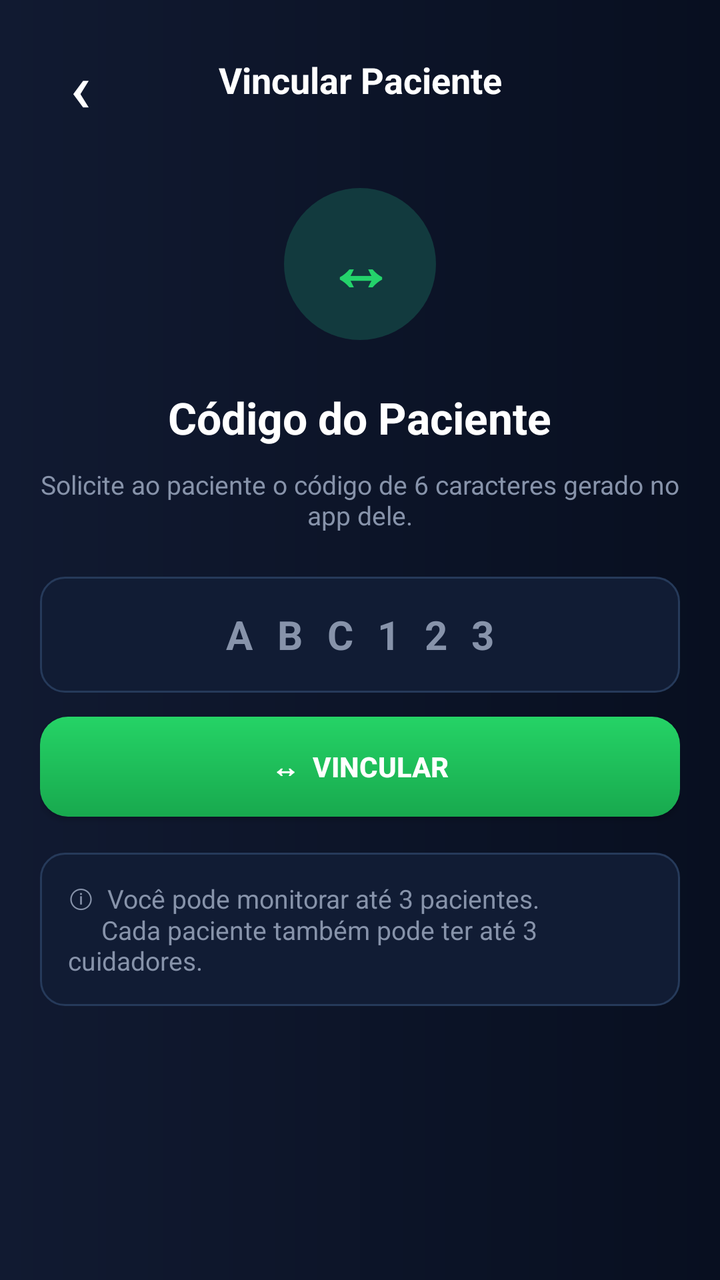
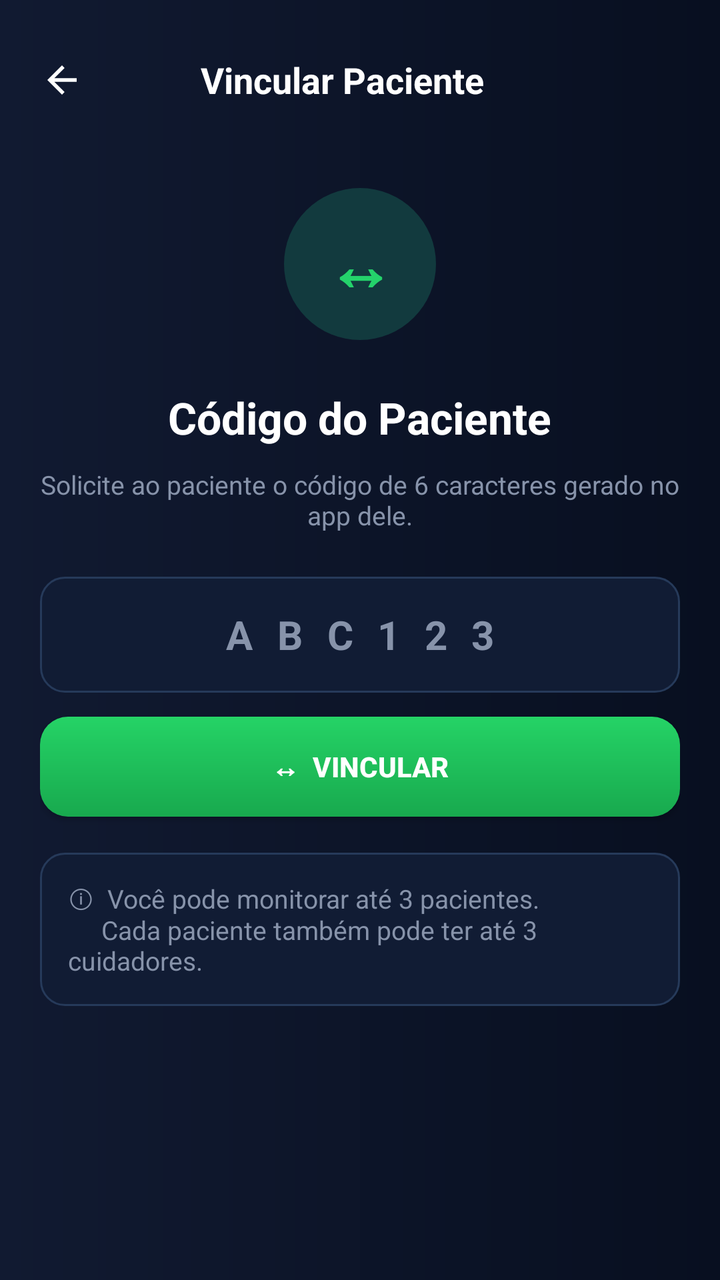

Compare the two renders of this Android layout. The source of the first and the diff that turns it into the second are given below.
<!-- AndroidManifest.xml: activity theme Theme.AppCompat.DayNight.NoActionBar -->
<!-- res/layout/activity_vincular_paciente.xml -->
<?xml version="1.0" encoding="utf-8"?>
<FrameLayout xmlns:android="http://schemas.android.com/apk/res/android"
    android:id="@+id/fl_vincular_root"
    android:layout_width="match_parent"
    android:layout_height="match_parent"
    android:background="@drawable/bg_caregiver_screen">

    <LinearLayout
        android:id="@+id/ll_vincular_content"
        android:layout_width="match_parent"
        android:layout_height="match_parent"
        android:orientation="vertical"
        android:padding="20dp">

        <LinearLayout
            android:layout_width="match_parent"
            android:layout_height="wrap_content"
            android:gravity="center_vertical"
            android:orientation="horizontal">

            <Button
                android:id="@+id/btn_voltar_vincular"
                android:layout_width="40dp"
                android:layout_height="40dp"
                android:background="@android:color/transparent"
                android:minWidth="0dp"
                android:minHeight="0dp"
                android:padding="0dp"
                android:text="‹"
                android:textColor="@color/caregiver_text_primary"
                android:textSize="34sp" />

            <TextView
                android:layout_width="0dp"
                android:layout_height="wrap_content"
                android:layout_weight="1"
                android:gravity="center"
                android:text="Vincular Paciente"
                android:textColor="@color/caregiver_text_primary"
                android:textSize="18sp"
                android:textStyle="bold" />

            <Space
                android:layout_width="40dp"
                android:layout_height="40dp" />
        </LinearLayout>

        <TextView
            android:layout_width="76dp"
            android:layout_height="76dp"
            android:layout_gravity="center_horizontal"
            android:layout_marginTop="34dp"
            android:background="@drawable/bg_main_caregiver_icon"
            android:gravity="center"
            android:text="↔"
            android:textColor="@color/main_caregiver_icon"
            android:textSize="34sp"
            android:textStyle="bold" />

        <TextView
            android:layout_width="wrap_content"
            android:layout_height="wrap_content"
            android:layout_gravity="center_horizontal"
            android:layout_marginTop="24dp"
            android:text="Código do Paciente"
            android:textColor="@color/caregiver_text_primary"
            android:textSize="22sp"
            android:textStyle="bold" />

        <TextView
            android:layout_width="match_parent"
            android:layout_height="wrap_content"
            android:layout_marginTop="10dp"
            android:gravity="center"
            android:text="Solicite ao paciente o código de 6 caracteres gerado no app dele."
            android:textColor="@color/caregiver_text_secondary"
            android:textSize="13sp" />

        <EditText
            android:id="@+id/et_codigo_vincular"
            android:layout_width="match_parent"
            android:layout_height="58dp"
            android:layout_marginTop="22dp"
            android:background="@drawable/bg_caregiver_pill"
            android:gravity="center"
            android:hint="A B C 1 2 3"
            android:inputType="textCapCharacters"
            android:maxLength="6"
            android:padding="12dp"
            android:textColor="@color/caregiver_text_primary"
            android:textColorHint="@color/caregiver_text_secondary"
            android:textSize="20sp"
            android:textStyle="bold"
            android:letterSpacing="0.18" />

        <TextView
            android:id="@+id/tv_erro_codigo"
            android:layout_width="match_parent"
            android:layout_height="wrap_content"
            android:layout_marginTop="10dp"
            android:background="#44202D"
            android:padding="12dp"
            android:text="●  Código inválido. Verifique e tente novamente."
            android:textColor="#FF7188"
            android:textSize="13sp"
            android:visibility="gone" />

        <Button
            android:id="@+id/btn_vincular_codigo"
            android:layout_width="match_parent"
            android:layout_height="50dp"
            android:layout_marginTop="12dp"
            android:background="@drawable/bg_caregiver_button_primary"
            android:text="↔  VINCULAR"
            android:textColor="@color/caregiver_text_primary"
            android:textSize="14sp"
            android:textStyle="bold" />

        <TextView
            android:layout_width="match_parent"
            android:layout_height="wrap_content"
            android:layout_marginTop="18dp"
            android:background="@drawable/bg_caregiver_pill"
            android:padding="14dp"
            android:text="ⓘ  Você pode monitorar até 3 pacientes.\n     Cada paciente também pode ter até 3 cuidadores."
            android:textColor="@color/caregiver_text_secondary"
            android:textSize="13sp" />
    </LinearLayout>
</FrameLayout>
<!-- resources referenced by this layout -->
<resources>
  <color name="caregiver_text_primary">#FFFFFF</color>
  <color name="caregiver_text_secondary">#8793AA</color>
  <color name="main_caregiver_icon">#24D36B</color>
  <!-- drawable bg_caregiver_button_primary (drawable) -->
  <?xml version="1.0" encoding="utf-8"?>
  <shape xmlns:android="http://schemas.android.com/apk/res/android" android:shape="rectangle">
      <gradient
          android:angle="270"
          android:endColor="#18A94E"
          android:startColor="#25D366" />
      <corners android:radius="14dp" />
  </shape>
  <!-- drawable bg_caregiver_pill (drawable) -->
  <?xml version="1.0" encoding="utf-8"?>
  <shape xmlns:android="http://schemas.android.com/apk/res/android" android:shape="rectangle">
      <solid android:color="#111C34" />
      <corners android:radius="12dp" />
      <stroke android:width="1dp" android:color="#263A5A" />
  </shape>
  <!-- drawable bg_caregiver_screen (drawable) -->
  <?xml version="1.0" encoding="utf-8"?>
  <shape xmlns:android="http://schemas.android.com/apk/res/android" android:shape="rectangle">
      <gradient
          android:angle="180"
          android:endColor="#111A31"
          android:startColor="#080F20"
          android:type="linear" />
  </shape>
  <!-- drawable bg_main_caregiver_icon (drawable) -->
  <?xml version="1.0" encoding="utf-8"?>
  <shape xmlns:android="http://schemas.android.com/apk/res/android"
      android:shape="oval">
      <solid android:color="@color/main_caregiver_icon_bg" />
  </shape>
  <color name="main_caregiver_icon_bg">#123A3E</color>
</resources>

<!-- the commit's change to res/layout/activity_vincular_paciente.xml (unified diff, before → after) -->
@@ -18,17 +18,15 @@
             android:gravity="center_vertical"
             android:orientation="horizontal">
 
-            <Button
+            <ImageView
                 android:id="@+id/btn_voltar_vincular"
-                android:layout_width="40dp"
-                android:layout_height="40dp"
-                android:background="@android:color/transparent"
-                android:minWidth="0dp"
-                android:minHeight="0dp"
-                android:padding="0dp"
-                android:text="‹"
-                android:textColor="@color/caregiver_text_primary"
-                android:textSize="34sp" />
+                android:layout_width="@dimen/login_back_size"
+                android:layout_height="@dimen/login_back_size"
+                android:clickable="true"
+                android:contentDescription="@string/login_back_description"
+                android:focusable="true"
+                android:src="@drawable/ic_login_back"
+                android:tint="@color/caregiver_text_primary" />
 
             <TextView
                 android:layout_width="0dp"
<!-- resource entries referenced after the edit -->
@@ -3,6 +3,7 @@
   <color name="caregiver_text_primary">#FFFFFF</color>
   <color name="caregiver_text_secondary">#8793AA</color>
   <color name="main_caregiver_icon">#24D36B</color>
+  <dimen name="login_back_size">24dp</dimen>
   <!-- drawable bg_caregiver_button_primary (drawable) -->
   <?xml version="1.0" encoding="utf-8"?>
   <shape xmlns:android="http://schemas.android.com/apk/res/android" android:shape="rectangle">
@@ -34,6 +35,19 @@
       android:shape="oval">
       <solid android:color="@color/main_caregiver_icon_bg" />
   </shape>
+  <!-- drawable ic_login_back (drawable) -->
+  <?xml version="1.0" encoding="utf-8"?>
+  <vector xmlns:android="http://schemas.android.com/apk/res/android"
+      android:width="24dp"
+      android:height="24dp"
+      android:viewportWidth="24"
+      android:viewportHeight="24">
+      <path
+          android:fillColor="@color/login_text_primary"
+          android:pathData="M20,11H7.83l5.59,-5.59L12,4l-8,8 8,8 1.41,-1.41L7.83,13H20v-2z" />
+  </vector>
+  <string name="login_back_description">Voltar</string>
   <color name="main_caregiver_icon_bg">#123A3E</color>
+  <color name="login_text_primary">#FFFFFF</color>
 </resources>
 
